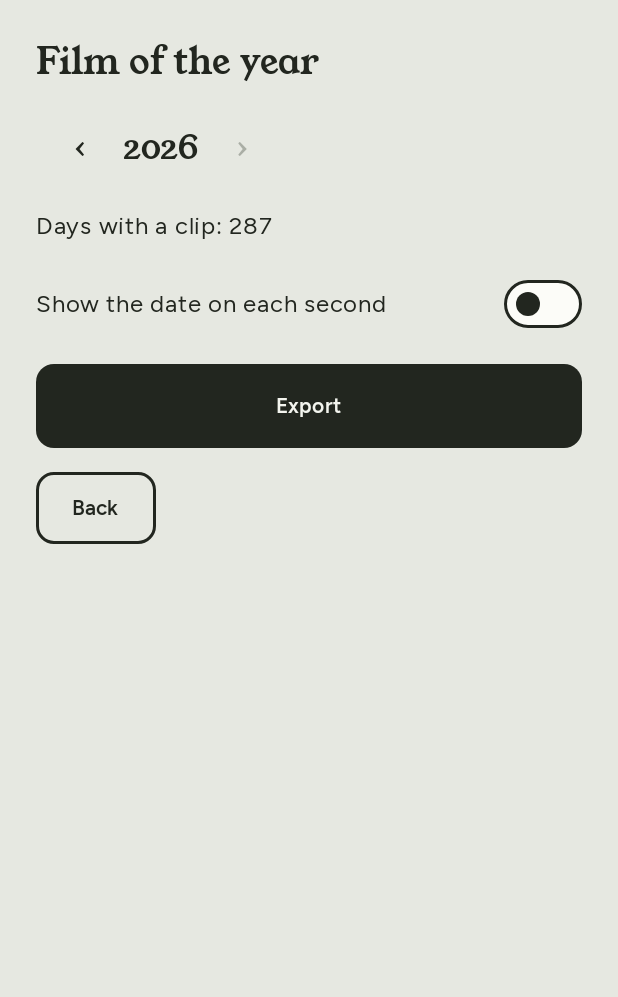
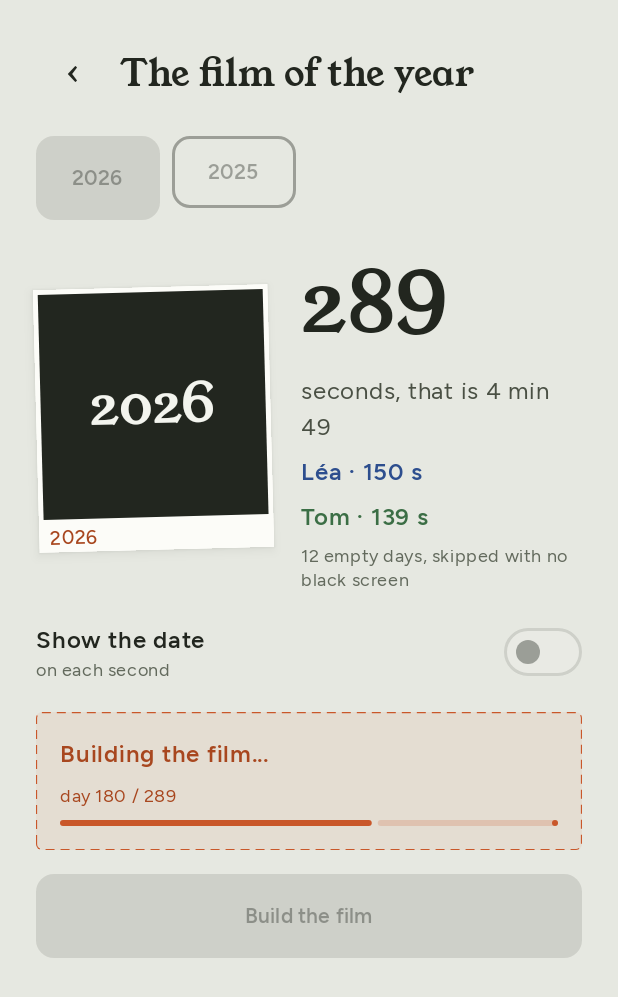
Before and after one commit to benomite/secondes, an Android app built with Jetpack Compose: the @Preview function ExportScreenPreview, on a phone screen of 412 x 824 dp. Shown: the top 997 px of the screen. Run offline under Robolectric (Android 15) with nearby library versions, the phone set to English and light mode, and no system bars; network calls fail.

Commit message:
Year-film screen (#52): polaroid preview, seconds per member, day-reached progress, save / share / Drive
Co-Authored-By: Claude Sonnet 5.5 <noreply@anthropic.com>

```diff
--- a/app/src/main/java/fr/bobl/secondes/export/ExportScreen.kt
+++ b/app/src/main/java/fr/bobl/secondes/export/ExportScreen.kt
@@ -8,11 +8,16 @@ import android.os.Build
 import androidx.activity.compose.BackHandler
 import androidx.activity.compose.rememberLauncherForActivityResult
 import androidx.activity.result.contract.ActivityResultContracts
+import androidx.compose.foundation.background
 import androidx.compose.foundation.layout.Arrangement
+import androidx.compose.foundation.layout.Box
 import androidx.compose.foundation.layout.Column
+import androidx.compose.foundation.layout.ColumnScope
 import androidx.compose.foundation.layout.Row
+import androidx.compose.foundation.layout.defaultMinSize
 import androidx.compose.foundation.layout.fillMaxSize
 import androidx.compose.foundation.layout.fillMaxWidth
+import androidx.compose.foundation.layout.heightIn
 import androidx.compose.foundation.layout.padding
 import androidx.compose.foundation.rememberScrollState
 import androidx.compose.foundation.verticalScroll
@@ -33,15 +38,24 @@ import androidx.compose.ui.Modifier
 import androidx.compose.ui.platform.LocalContext
 import androidx.compose.ui.platform.testTag
 import androidx.compose.ui.res.stringResource
+import androidx.compose.ui.text.font.FontWeight
 import androidx.compose.ui.tooling.preview.Preview
 import androidx.compose.ui.unit.dp
+import androidx.compose.ui.unit.sp
 import androidx.core.content.ContextCompat
 import io.github.benomite.secondes.JournalDay
+import io.github.benomite.secondes.MinTouchTarget
+import io.github.benomite.secondes.Palette
+import io.github.benomite.secondes.Polaroid
 import io.github.benomite.secondes.PrimaryButton
 import io.github.benomite.secondes.R
 import io.github.benomite.secondes.SecondaryButton
 import io.github.benomite.secondes.SecondesTheme
+import io.github.benomite.secondes.YoungSerif
+import io.github.benomite.secondes.dashedToFill
+import io.github.benomite.secondes.memberColor
 import java.io.File
+import java.time.LocalDate
 import kotlinx.coroutines.CancellationException
 import kotlinx.coroutines.Dispatchers
 import kotlinx.coroutines.launch
@@ -62,32 +76,33 @@ sealed interface ExportState {
 /** What became of the last thing done with the finished film: saved, shared, copied to Drive, or failed. */
 enum class FilmNotice { SAVED, SAVE_FAILED, SHARE_FAILED, COPIED_TO_DRIVE, DRIVE_FAILED }
 
-const val YEAR_TAG = "export-year"
-const val OLDER_YEAR_TAG = "export-older-year"
-const val NEWER_YEAR_TAG = "export-newer-year"
+fun yearTag(year: Int) = "export-year-$year"
+const val BACK_TAG = "export-back"
+const val SECONDS_TAG = "export-seconds"
 const val DATE_OVERLAY_TAG = "export-date-overlay"
 const val PROGRESS_TAG = "export-progress"
 
 /**
  * The export screen wired to the export engine and to the phone: the journal's [days] are filtered to the
- * chosen year, [currentYear] by default, then built into the film, which can be saved to the gallery,
+ * chosen year, [today]'s by default, then built into the film, which can be saved to the gallery,
  * shared, and copied into the journal's Drive folder.
  */
 @Composable
 fun ExportRoute(
     days: Collection<JournalDay>,
-    currentYear: Int,
+    today: LocalDate,
     onBack: () -> Unit,
     modifier: Modifier = Modifier,
 ) {
     val context = LocalContext.current
     val scope = rememberCoroutineScope()
-    val years = remember(days, currentYear) { exportYears(days, currentYear) }
-    var year by remember { mutableStateOf(currentYear) }
+    val years = remember(days, today) { exportYears(days, today.year) }
+    var year by remember { mutableStateOf(today.year) }
     var dateOverlay by remember { mutableStateOf(false) }
     var state by remember { mutableStateOf<ExportState>(ExportState.Idle) }
     var notice by remember { mutableStateOf<FilmNotice?>(null) }
     val clips = remember(days, year) { yearClips(days, year) }
+    val stats = remember(days, year, today) { yearStats(days, year, today) }
     val film = (state as? ExportState.Done)?.file
 
     fun save(file: File) {
@@ -134,7 +149,7 @@ fun ExportRoute(
             state = ExportState.Idle
             notice = null
         },
-        clipCount = clips.size,
+        stats = stats,
         dateOverlay = dateOverlay,
         onDateOverlayChange = { dateOverlay = it },
         state = state,
@@ -194,15 +209,16 @@ fun ExportRoute(
 }
 
 /**
- * The export screen: the year, the current one by default, with arrows to the other [years]; the date
- * overlay, off by default; the export button and its progress; then what to do with the finished film.
+ * The export screen: back and the title, the [years] as buttons (the chosen one filled), a polaroid of the film
+ * beside its seconds, length, each member's share and the empty days skipped; the date overlay, off by default;
+ * the build and its progress, or its failure, in a dashed box; then what to do with the finished film.
  */
 @Composable
 fun ExportScreen(
     years: List<Int>,
     year: Int,
     onYearChange: (Int) -> Unit,
-    clipCount: Int,
+    stats: YearStats,
     dateOverlay: Boolean,
     onDateOverlayChange: (Boolean) -> Unit,
     state: ExportState,
@@ -215,35 +231,70 @@ fun ExportScreen(
     modifier: Modifier = Modifier,
 ) {
     val running = state is ExportState.Running
-    // The years are latest first: the older year is the next one in the list.
-    val index = years.indexOf(year)
-    val older = years.getOrNull(index + 1)
-    val newer = if (index > 0) years[index - 1] else null
+    val done = state as? ExportState.Done
+    val seconds = done?.seconds ?: stats.seconds
     Column(
         modifier = modifier.fillMaxSize().verticalScroll(rememberScrollState()).padding(24.dp),
         verticalArrangement = Arrangement.spacedBy(16.dp),
     ) {
-        Text(stringResource(R.string.export_title), style = MaterialTheme.typography.headlineSmall)
-        Row(verticalAlignment = Alignment.CenterVertically) {
+        Row(verticalAlignment = Alignment.CenterVertically, horizontalArrangement = Arrangement.spacedBy(8.dp)) {
+            // Leaving the screen while the film is built stops the export.
             TextButton(
-                onClick = { older?.let(onYearChange) },
-                enabled = older != null && !running,
-                modifier = Modifier.testTag(OLDER_YEAR_TAG),
-            ) { Text("‹", style = MaterialTheme.typography.titleLarge) }
-            Text(year.toString(), style = MaterialTheme.typography.titleLarge, modifier = Modifier.testTag(YEAR_TAG))
-            TextButton(
-                onClick = { newer?.let(onYearChange) },
-                enabled = newer != null && !running,
-                modifier = Modifier.testTag(NEWER_YEAR_TAG),
-            ) { Text("›", style = MaterialTheme.typography.titleLarge) }
+                onClick = onBack,
+                modifier = Modifier.defaultMinSize(MinTouchTarget, MinTouchTarget).testTag(BACK_TAG),
+            ) { Text("‹", style = MaterialTheme.typography.headlineSmall, color = Palette.Ink) }
+            Text(stringResource(R.string.export_title), style = MaterialTheme.typography.headlineSmall)
         }
-        Text(stringResource(R.string.export_clip_count, clipCount))
+        Row(horizontalArrangement = Arrangement.spacedBy(8.dp)) {
+            years.forEach { y ->
+                val chosen = y == year
+                val onClick = { if (!chosen) onYearChange(y) }
+                val tag = Modifier.heightIn(min = MinTouchTarget).testTag(yearTag(y))
+                if (chosen) {
+                    PrimaryButton(onClick = onClick, modifier = tag, enabled = !running) { Text(y.toString()) }
+                } else {
+                    SecondaryButton(onClick = onClick, modifier = tag, enabled = !running) { Text(y.toString()) }
+                }
+            }
+        }
+        Row(horizontalArrangement = Arrangement.spacedBy(20.dp), verticalAlignment = Alignment.CenterVertically) {
+            Polaroid(index = 0, modifier = Modifier.weight(1f), caption = year.toString()) {
+                Box(Modifier.fillMaxSize().background(Palette.Ink), contentAlignment = Alignment.Center) {
+                    Text(year.toString(), fontFamily = YoungSerif, fontSize = 36.sp, color = Palette.OnInk)
+                }
+            }
+            Column(modifier = Modifier.weight(1.2f), verticalArrangement = Arrangement.spacedBy(6.dp)) {
+                Text(
+                    seconds.toString(),
+                    fontFamily = YoungSerif,
+                    fontSize = 56.sp,
+                    color = Palette.Ink,
+                    modifier = Modifier.testTag(SECONDS_TAG),
+                )
+                Text(stringResource(R.string.export_seconds_length, filmLength(seconds)), color = Palette.Secondary)
+                stats.shares.forEach {
+                    Text(
+                        stringResource(R.string.export_member_share, it.name, it.seconds),
+                        color = memberColor(it.joinOrder),
+                        fontWeight = FontWeight.SemiBold,
+                    )
+                }
+                Text(
+                    LocalContext.current.resources.getQuantityString(R.plurals.export_empty_days, stats.emptyDays, stats.emptyDays),
+                    style = MaterialTheme.typography.bodySmall,
+                    color = Palette.MutedText,
+                )
+            }
+        }
         Row(
             modifier = Modifier.fillMaxWidth(),
             verticalAlignment = Alignment.CenterVertically,
             horizontalArrangement = Arrangement.SpaceBetween,
         ) {
-            Text(stringResource(R.string.export_date_overlay), modifier = Modifier.weight(1f))
+            Column(modifier = Modifier.weight(1f)) {
+                Text(stringResource(R.string.export_date_overlay), fontWeight = FontWeight.SemiBold)
+                Text(stringResource(R.string.export_date_overlay_hint), style = MaterialTheme.typography.bodySmall, color = Palette.MutedText)
+            }
             Switch(
                 checked = dateOverlay,
                 onCheckedChange = onDateOverlayChange,
@@ -251,32 +302,26 @@ fun ExportScreen(
                 modifier = Modifier.testTag(DATE_OVERLAY_TAG),
             )
         }
-        PrimaryButton(
-            text = stringResource(R.string.export_button),
-            onClick = onExport,
-            enabled = clipCount > 0 && !running,
-            modifier = Modifier.fillMaxWidth(),
-        )
         when {
-            state is ExportState.Running -> Column(verticalArrangement = Arrangement.spacedBy(8.dp)) {
+            state is ExportState.Running -> DashedBox {
+                Text(stringResource(R.string.export_running), fontWeight = FontWeight.SemiBold, color = Palette.ToFillText)
+                Text(
+                    stringResource(R.string.export_running_day, dayReached(state.percent, stats.seconds), stats.seconds),
+                    style = MaterialTheme.typography.bodySmall,
+                    color = Palette.ToFillText,
+                )
                 LinearProgressIndicator(
                     progress = { state.percent / 100f },
                     modifier = Modifier.fillMaxWidth().testTag(PROGRESS_TAG),
+                    color = Palette.ToFill,
+                    trackColor = Palette.ToFill.copy(alpha = 0.2f),
                 )
-                Text(stringResource(R.string.export_running, state.percent))
             }
-            clipCount == 0 -> Text(stringResource(R.string.export_nothing, year))
-            state is ExportState.Done -> Column(verticalArrangement = Arrangement.spacedBy(8.dp)) {
-                Text(stringResource(R.string.export_done, state.seconds))
-                if (state.leftOut > 0) Text(stringResource(R.string.export_left_out, state.leftOut))
-                PrimaryButton(text = stringResource(R.string.export_save), onClick = onSave, modifier = Modifier.fillMaxWidth())
-                SecondaryButton(text = stringResource(R.string.export_share), onClick = onShare, modifier = Modifier.fillMaxWidth())
-                SecondaryButton(text = stringResource(R.string.export_drive), onClick = onCopyToDrive, modifier = Modifier.fillMaxWidth())
+            state is ExportState.Failed -> DashedBox {
+                Text(stringResource(R.string.export_failed, state.message), color = Palette.ToFillText)
             }
-            state is ExportState.Failed -> Text(
-                stringResource(R.string.export_failed, state.message),
-                color = MaterialTheme.colorScheme.error,
-            )
+            stats.seconds == 0 -> Text(stringResource(R.string.export_nothing, year))
+            done != null && done.leftOut > 0 -> Text(stringResource(R.string.export_left_out, done.leftOut))
         }
         notice?.let {
             val failed = it == FilmNotice.SAVE_FAILED || it == FilmNotice.SHARE_FAILED || it == FilmNotice.DRIVE_FAILED
@@ -293,9 +338,31 @@ fun ExportScreen(
                 color = if (failed) MaterialTheme.colorScheme.error else MaterialTheme.colorScheme.onSurface,
             )
         }
-        // Leaving the screen while the film is built stops the export.
-        SecondaryButton(text = stringResource(R.string.back), onClick = onBack)
+        if (done != null) {
+            PrimaryButton(text = stringResource(R.string.export_save), onClick = onSave, modifier = Modifier.fillMaxWidth())
+            Row(horizontalArrangement = Arrangement.spacedBy(12.dp), modifier = Modifier.fillMaxWidth()) {
+                SecondaryButton(text = stringResource(R.string.export_share), onClick = onShare, modifier = Modifier.weight(1f))
+                SecondaryButton(text = stringResource(R.string.export_drive), onClick = onCopyToDrive, modifier = Modifier.weight(1f))
+            }
+        } else {
+            PrimaryButton(
+                text = stringResource(R.string.export_button),
+                onClick = onExport,
+                enabled = stats.seconds > 0 && !running,
+                modifier = Modifier.fillMaxWidth(),
+            )
+        }
     }
+}
+
+/** The dashed orange box of the build in progress, and of its failure. */
+@Composable
+private fun DashedBox(content: @Composable ColumnScope.() -> Unit) {
+    Column(
+        modifier = Modifier.fillMaxWidth().dashedToFill().padding(16.dp),
+        verticalArrangement = Arrangement.spacedBy(8.dp),
+        content = content,
+    )
 }
 
 @Preview(showBackground = true)
@@ -308,10 +375,10 @@ private fun ExportScreenPreview() {
                 years = listOf(2026, 2025),
                 year = 2026,
                 onYearChange = {},
-                clipCount = 287,
+                stats = YearStats(289, listOf(MemberShare("Léa", 1, 150), MemberShare("Tom", 2, 139)), 12),
                 dateOverlay = dateOverlay,
                 onDateOverlayChange = { dateOverlay = it },
-                state = ExportState.Idle,
+                state = ExportState.Running(62),
                 notice = null,
                 onExport = {},
                 onSave = {},
--- a/app/src/main/java/fr/bobl/secondes/export/YearExportPlan.kt
+++ b/app/src/main/java/fr/bobl/secondes/export/YearExportPlan.kt
@@ -2,6 +2,8 @@ package fr.bobl.secondes.export
 
 import io.github.benomite.secondes.JournalDay
 import io.github.benomite.secondes.SecondWindow
+import io.github.benomite.secondes.firstName
+import io.github.benomite.secondes.memberJoinOrder
 import java.time.LocalDate
 import java.time.format.DateTimeFormatter
 import java.time.format.FormatStyle
@@ -47,3 +49,31 @@ fun planYearFilm(
     clips.sortedBy { it.date }.map { clip ->
         PlannedClip(clip.videoUri, clip.window, if (dateOverlay) formatter.format(clip.date) else null)
     }
+
+/** A member's share of the film: their first name, their place in the journal's join order (for their color) and their seconds. */
+data class MemberShare(val name: String, val joinOrder: Int, val seconds: Int)
+
+/** What the export screen tells about a year before the export: its seconds, each member's share, the empty days skipped. */
+data class YearStats(val seconds: Int, val shares: List<MemberShare>, val emptyDays: Int)
+
+/**
+ * The stats of [year] in the journal's [days]. The empty days are those of the year with no clip, up to [today] for
+ * the current year (the days to come are not empty yet); the film skips them. Members are in join order.
+ */
+fun yearStats(days: Collection<JournalDay>, year: Int, today: LocalDate): YearStats {
+    val inYear = days.filter { it.date.year == year }
+    val order = memberJoinOrder(days.map { it.author to it.date })
+    val shares = inYear.groupBy { it.author }
+        .map { (author, theirs) -> MemberShare(firstName(author), order.getValue(author), theirs.size) }
+        .sortedBy { it.joinOrder }
+    val last = minOf(LocalDate.of(year, 12, 31), today)
+    val elapsed = if (last.year == year) last.dayOfYear else 0
+    return YearStats(inYear.size, shares, (elapsed - inYear.size).coerceAtLeast(0))
+}
+
+/** The length of a film of [seconds] seconds, as "4 min 49", or "45 s" under a minute. */
+fun filmLength(seconds: Int): String =
+    if (seconds < 60) "$seconds s" else "${seconds / 60} min ${(seconds % 60).toString().padStart(2, '0')}"
+
+/** The day the export has reached out of [total] clips, given the [percent] of the film built: 0 before the start, [total] at 100. */
+fun dayReached(percent: Int, total: Int): Int = ((percent.coerceIn(0, 100) * total + 99) / 100).coerceIn(0, total)
--- a/app/src/main/java/io/github/benomite/secondes/JournalCalendarScreen.kt
+++ b/app/src/main/java/io/github/benomite/secondes/JournalCalendarScreen.kt
@@ -292,7 +292,7 @@ private fun BoxScope.DayNumber(number: String, color: Color) {
 }
 
 /** The look of what is still to fill: a dashed orange border on a very light orange fill. */
-private fun Modifier.dashedToFill(): Modifier = this
+internal fun Modifier.dashedToFill(): Modifier = this
     .clip(CellShape)
     .background(Palette.ToFill.copy(alpha = 0.08f))
     .drawBehind {
--- a/app/src/main/java/io/github/benomite/secondes/MainActivity.kt
+++ b/app/src/main/java/io/github/benomite/secondes/MainActivity.kt
@@ -176,7 +176,7 @@ class MainActivity : ComponentActivity() {
                     val picking = days.picking
                     val importing = days.importing
                     if (showExport) {
-                        ExportRoute(days = journalDays.values, currentYear = today.year, onBack = { showExport = false }, modifier = safeArea)
+                        ExportRoute(days = journalDays.values, today = today, onBack = { showExport = false }, modifier = safeArea)
                     } else if (showSettings) {
                         // The days picked so far are held by the activity, so a visit to the settings keeps them.
                         ReminderSettingsScreen(onBack = { showSettings = false }, modifier = safeArea)
--- a/app/src/main/res/values/strings_export.xml
+++ b/app/src/main/res/values/strings_export.xml
@@ -1,22 +1,28 @@
 <?xml version="1.0" encoding="utf-8"?>
 <resources>
     <string name="export_open">The film of the year</string>
-    <string name="export_title">Film of the year</string>
-    <string name="export_clip_count">Days with a clip: %1$d</string>
-    <string name="export_date_overlay">Show the date on each second</string>
-    <string name="export_button">Export</string>
-    <string name="export_running">Exporting… %1$d%%</string>
-    <string name="export_done">The film is ready: %1$d seconds.</string>
+    <string name="export_title">The film of the year</string>
+    <string name="export_seconds_length">seconds, that is %1$s</string>
+    <string name="export_member_share">%1$s · %2$d s</string>
+    <string name="export_date_overlay">Show the date</string>
+    <string name="export_button">Build the film</string>
+    <string name="export_date_overlay_hint">on each second</string>
+    <string name="export_running">Building the film…</string>
+    <string name="export_running_day">day %1$d / %2$d</string>
     <string name="export_left_out">%1$d day(s) filled on another phone could not be read here and are not in the film.</string>
     <string name="export_failed">Export failed: %1$s</string>
     <string name="export_none_readable">None of the %1$d day(s) of this year can be read on this phone.</string>
     <string name="export_nothing">No day of %1$d has a clip yet.</string>
-    <string name="export_save">Save to the phone</string>
+    <string name="export_save">Save to the gallery</string>
     <string name="export_share">Share</string>
-    <string name="export_drive">Copy to the journal\'s Drive folder</string>
+    <string name="export_drive">Send to Drive</string>
     <string name="export_saved">The film is saved in the gallery.</string>
     <string name="export_save_failed">The film could not be saved to the phone.</string>
     <string name="export_share_failed">The film could not be shared.</string>
     <string name="export_drive_done">The film is copied; Drive uploads it to the folder you chose.</string>
     <string name="export_drive_failed">The film could not be copied to Drive.</string>
+    <plurals name="export_empty_days">
+        <item quantity="one">%1$d empty day, skipped with no black screen</item>
+        <item quantity="other">%1$d empty days, skipped with no black screen</item>
+    </plurals>
 </resources>
```
Also changed, not shown: 3 other files.
